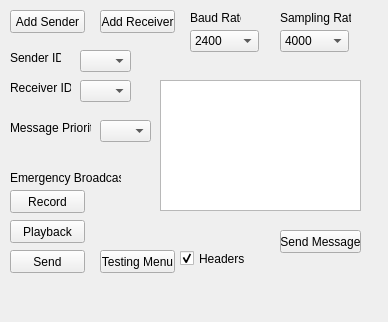
This is Paging/senderwindow.ui in acranbury/Paging as Qt 5 draws it before an edit. The edited form follows.
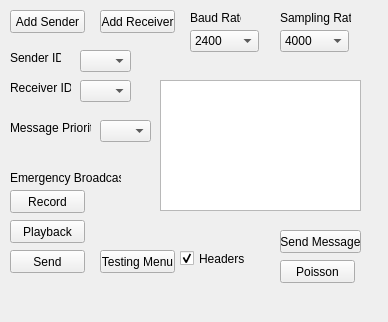
This is the edited form.

Commit message: Sender with poisson

What changed in the file:
```diff
--- a/Paging/senderwindow.ui
+++ b/Paging/senderwindow.ui
@@ -309,6 +309,19 @@
      <bool>true</bool>
     </property>
    </widget>
+   <widget class="QPushButton" name="poissonBtn">
+    <property name="geometry">
+     <rect>
+      <x>280</x>
+      <y>260</y>
+      <width>75</width>
+      <height>23</height>
+     </rect>
+    </property>
+    <property name="text">
+     <string>Poisson</string>
+    </property>
+   </widget>
   </widget>
   <widget class="QMenuBar" name="menuBar">
    <property name="geometry">
```
Left out of the diff: 2 changed lines with no effect on the pictures. The commit also changes 19 other files.
